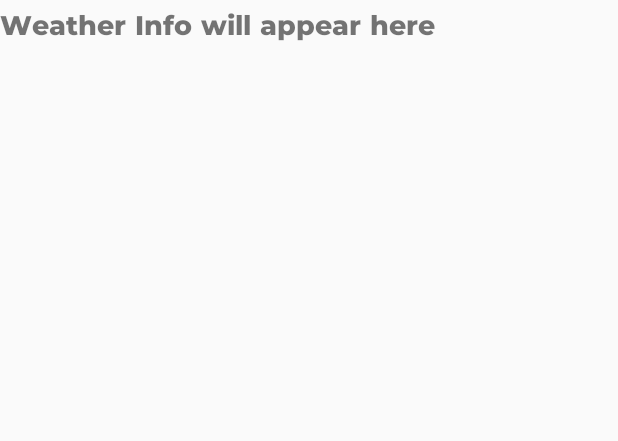
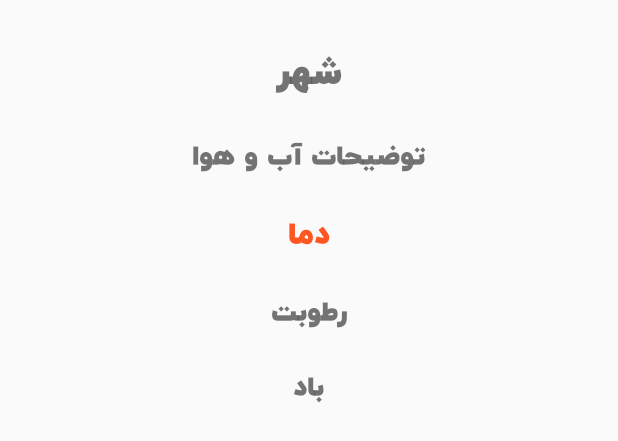
Before and after one commit to AleTTA3/SetareKhan-FrontEnd, an Android app: the layout activity_weather.xml on its own in the app's theme, with its tools: preview values and no code run, on a phone screen of 412 x 824 dp. Shown: the top 441 px of the screen. Run offline under Robolectric (Android 15) with nearby library versions, the phone set to English and light mode, and no system bars; network calls fail.

Commit message:
fix weather

```diff
--- a/app/src/main/AndroidManifest.xml
+++ b/app/src/main/AndroidManifest.xml
@@ -43,7 +43,7 @@
         <activity android:name=".CoinActivity" android:exported="false">
 
         </activity>
-        <activity android:name=".Weather" android:exported="false">
+        <activity android:name=".WeatherScreen" android:exported="false">
 
         </activity>
     </application>
--- a/app/src/main/res/layout/activity_weather.xml
+++ b/app/src/main/res/layout/activity_weather.xml
@@ -1,15 +1,50 @@
 <?xml version="1.0" encoding="utf-8"?>
-<androidx.constraintlayout.widget.ConstraintLayout xmlns:android="http://schemas.android.com/apk/res/android"
-    xmlns:tools="http://schemas.android.com/tools"
+<LinearLayout xmlns:android="http://schemas.android.com/apk/res/android"
+    android:orientation="vertical"
+    android:gravity="center_horizontal"
+    android:padding="24dp"
     android:layout_width="match_parent"
     android:layout_height="match_parent">
+
     <TextView
-        android:id="@+id/weatherTextView"
+        android:id="@+id/tvCity"
+        android:text="شهر"
+        android:textSize="24sp"
+        android:textStyle="bold"
+        android:layout_marginBottom="16dp"
         android:layout_width="wrap_content"
-        android:layout_height="wrap_content"
-        android:text="Weather Info will appear here"
+        android:layout_height="wrap_content" />
+
+    <TextView
+        android:id="@+id/tvDescription"
+        android:text="توضیحات آب و هوا"
         android:textSize="18sp"
-        android:layout_centerInParent="true"
-        tools:ignore="MissingConstraints" />
+        android:layout_marginBottom="16dp"
+        android:layout_width="wrap_content"
+        android:layout_height="wrap_content" />
 
-</androidx.constraintlayout.widget.ConstraintLayout>
+    <TextView
+        android:id="@+id/tvTemperature"
+        android:text="دما"
+        android:textSize="20sp"
+        android:textColor="#ff5722"
+        android:layout_marginBottom="16dp"
+        android:layout_width="wrap_content"
+        android:layout_height="wrap_content" />
+
+    <TextView
+        android:id="@+id/tvHumidity"
+        android:text="رطوبت"
+        android:textSize="18sp"
+        android:layout_marginBottom="16dp"
+        android:layout_width="wrap_content"
+        android:layout_height="wrap_content" />
+
+    <TextView
+        android:id="@+id/tvWind"
+        android:text="باد"
+        android:textSize="18sp"
+        android:layout_width="wrap_content"
+        android:layout_height="wrap_content" />
+
+</LinearLayout>
```
Also changed, not shown: app/src/main/java/com/example/setarekhan/MenuBar.java (+42 -43 lines), app/src/main/java/com/example/setarekhan/Weather.java (deleted, +0 -95 lines), app/src/main/java/com/example/setarekhan/WeatherScreen.java (added, +110 -0 lines).
